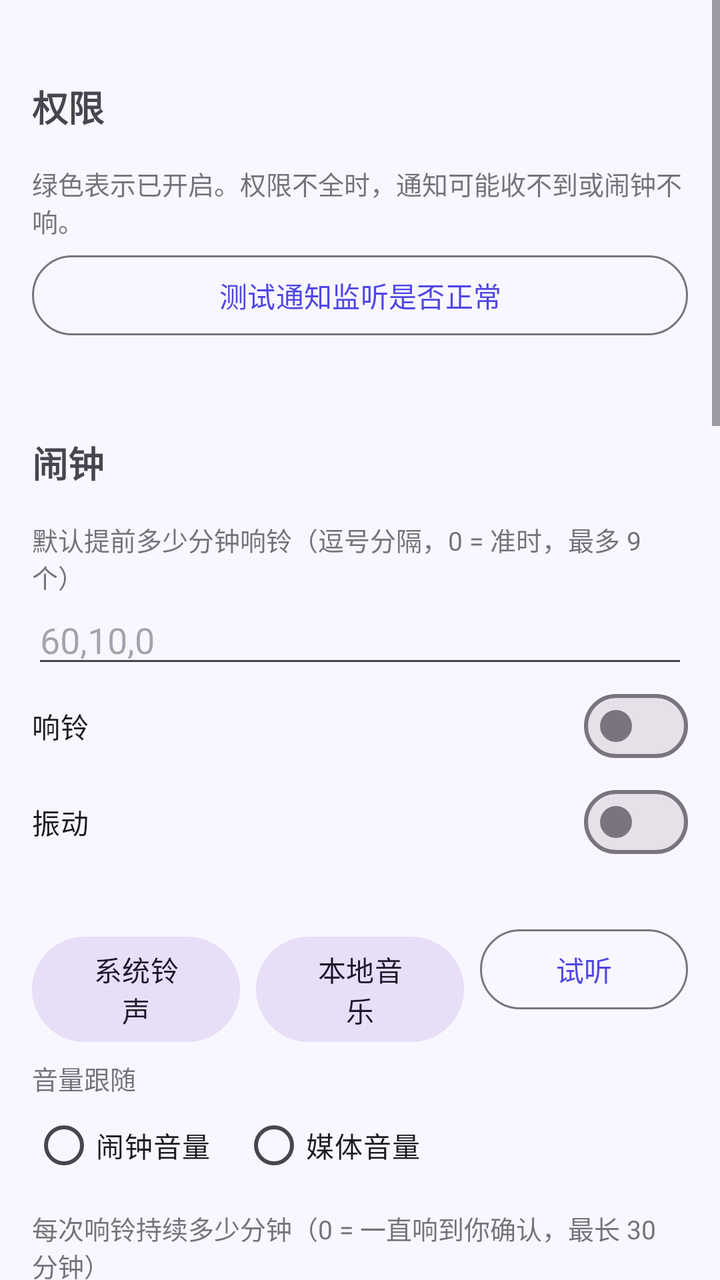
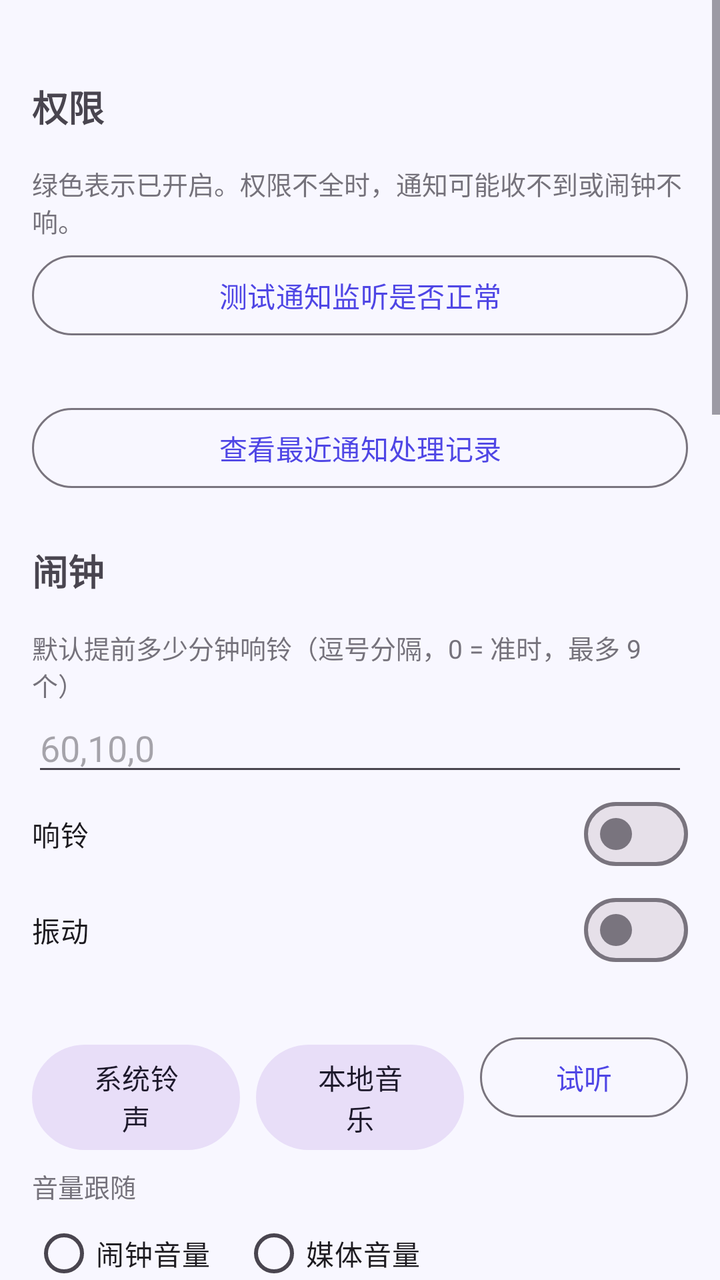

Screens rendered from an Android XML layout before and after an edit, with the pre-edit source and the edit as a unified diff.
<!-- AndroidManifest.xml: activity theme Theme.NotiAlarm.Settings -->
<!-- res/layout/activity_settings.xml -->
<?xml version="1.0" encoding="utf-8"?>
<ScrollView xmlns:android="http://schemas.android.com/apk/res/android"
    android:layout_width="match_parent"
    android:layout_height="match_parent">

    <LinearLayout
        android:layout_width="match_parent"
        android:layout_height="wrap_content"
        android:orientation="vertical"
        android:padding="16dp">

        <TextView
            style="@style/SectionTitle"
            android:text="权限" />

        <TextView
            style="@style/FieldLabel"
            android:text="绿色表示已开启。权限不全时，通知可能收不到或闹钟不响。" />

        <LinearLayout
            android:id="@+id/permContainer"
            android:layout_width="match_parent"
            android:layout_height="wrap_content"
            android:orientation="vertical" />

        <Button
            android:id="@+id/btnTestListener"
            style="@style/Widget.Material3.Button.OutlinedButton"
            android:layout_width="match_parent"
            android:layout_height="wrap_content"
            android:layout_marginTop="4dp"
            android:text="测试通知监听是否正常" />

        <TextView
            android:id="@+id/tvDiag"
            android:layout_width="match_parent"
            android:layout_height="wrap_content"
            android:layout_marginTop="6dp"
            android:lineSpacingExtra="2dp"
            android:textIsSelectable="true"
            android:textSize="12sp" />

        <TextView
            style="@style/SectionTitle"
            android:text="闹钟" />

        <TextView style="@style/FieldLabel" android:text="默认提前多少分钟响铃（逗号分隔，0 = 准时，最多 9 个）" />

        <EditText
            android:id="@+id/etOffsets"
            android:layout_width="match_parent"
            android:layout_height="wrap_content"
            android:hint="60,10,0"
            android:inputType="text" />

        <com.google.android.material.materialswitch.MaterialSwitch
            android:id="@+id/swSound"
            android:layout_width="match_parent"
            android:layout_height="wrap_content"
            android:text="响铃" />

        <com.google.android.material.materialswitch.MaterialSwitch
            android:id="@+id/swVibrate"
            android:layout_width="match_parent"
            android:layout_height="wrap_content"
            android:text="振动" />

        <TextView
            android:id="@+id/tvSound"
            style="@style/FieldLabel" />

        <LinearLayout
            android:layout_width="match_parent"
            android:layout_height="wrap_content"
            android:orientation="horizontal">

            <Button
                android:id="@+id/btnPickRingtone"
                style="@style/Widget.Material3.Button.TonalButton"
                android:layout_width="0dp"
                android:layout_height="wrap_content"
                android:layout_weight="1"
                android:text="系统铃声" />

            <Button
                android:id="@+id/btnPickMusic"
                style="@style/Widget.Material3.Button.TonalButton"
                android:layout_width="0dp"
                android:layout_height="wrap_content"
                android:layout_marginStart="8dp"
                android:layout_weight="1"
                android:text="本地音乐" />

            <Button
                android:id="@+id/btnPreview"
                style="@style/Widget.Material3.Button.OutlinedButton"
                android:layout_width="0dp"
                android:layout_height="wrap_content"
                android:layout_marginStart="8dp"
                android:layout_weight="1"
                android:text="试听" />
        </LinearLayout>

        <TextView style="@style/FieldLabel" android:text="音量跟随" />

        <RadioGroup
            android:id="@+id/rgVolume"
            android:layout_width="match_parent"
            android:layout_height="wrap_content"
            android:orientation="horizontal">

            <RadioButton
                android:id="@+id/rbAlarmVolume"
                android:layout_width="wrap_content"
                android:layout_height="wrap_content"
                android:text="闹钟音量" />

            <RadioButton
                android:id="@+id/rbMediaVolume"
                android:layout_width="wrap_content"
                android:layout_height="wrap_content"
                android:layout_marginStart="16dp"
                android:text="媒体音量" />
        </RadioGroup>

        <TextView style="@style/FieldLabel" android:text="每次响铃持续多少分钟（0 = 一直响到你确认，最长 30 分钟）" />

        <EditText
            android:id="@+id/etRingMinutes"
            android:layout_width="match_parent"
            android:layout_height="wrap_content"
            android:inputType="number" />

        <TextView style="@style/FieldLabel" android:text="弹窗里的延后选项（分钟，逗号分隔；弹窗里还可以自定义）" />

        <EditText
            android:id="@+id/etSnooze"
            android:layout_width="match_parent"
            android:layout_height="wrap_content"
            android:hint="5,10,30,60"
            android:inputType="text" />

        <TextView
            style="@style/SectionTitle"
            android:text="免打扰" />

        <com.google.android.material.materialswitch.MaterialSwitch
            android:id="@+id/swQuiet"
            android:layout_width="match_parent"
            android:layout_height="wrap_content"
            android:text="开启免打扰时段" />

        <LinearLayout
            android:layout_width="match_parent"
            android:layout_height="wrap_content"
            android:orientation="horizontal">

            <Button
                android:id="@+id/btnQuietStart"
                style="@style/Widget.Material3.Button.OutlinedButton"
                android:layout_width="0dp"
                android:layout_height="wrap_content"
                android:layout_weight="1" />

            <Button
                android:id="@+id/btnQuietEnd"
                style="@style/Widget.Material3.Button.OutlinedButton"
                android:layout_width="0dp"
                android:layout_height="wrap_content"
                android:layout_marginStart="8dp"
                android:layout_weight="1" />
        </LinearLayout>

        <TextView
            style="@style/FieldLabel"
            android:text="落在免打扰时段里的提前提醒：如果时段结束时事件还没开始，改到时段结束时响；如果事件本身就在时段里（比如早上 6 点出发），改到时段开始前（睡前）响。" />

        <com.google.android.material.materialswitch.MaterialSwitch
            android:id="@+id/swQuietKeep"
            android:layout_width="match_parent"
            android:layout_height="wrap_content"
            android:text="事件在免打扰时段里时，“准时”那次仍然响" />

        <TextView
            style="@style/SectionTitle"
            android:text="识别方式" />

        <RadioGroup
            android:id="@+id/rgMode"
            android:layout_width="match_parent"
            android:layout_height="wrap_content">

            <RadioButton
                android:id="@+id/rbHybrid"
                android:layout_width="match_parent"
                android:layout_height="wrap_content"
                android:text="规则优先，识别不了再问大模型（推荐）" />

            <RadioButton
                android:id="@+id/rbLlm"
                android:layout_width="match_parent"
                android:layout_height="wrap_content"
                android:text="大模型优先（更准，更费钱）" />

            <RadioButton
                android:id="@+id/rbRule"
                android:layout_width="match_parent"
                android:layout_height="wrap_content"
                android:text="只用本地规则（离线、免费）" />
        </RadioGroup>

        <TextView
            style="@style/FieldLabel"
            android:text="大模型接口（OpenAI 兼容格式，DeepSeek / 通义千问 / Kimi / 智谱都可以）。只有像是含时间的消息才会发过去。" />

        <EditText
            android:id="@+id/etUrl"
            android:layout_width="match_parent"
            android:layout_height="wrap_content"
            android:hint="https://api.deepseek.com"
            android:inputType="textUri" />

        <EditText
            android:id="@+id/etKey"
            android:layout_width="match_parent"
            android:layout_height="wrap_content"
            android:hint="API Key（sk-…）"
            android:inputType="textPassword" />

        <EditText
            android:id="@+id/etModel"
            android:layout_width="match_parent"
            android:layout_height="wrap_content"
            android:hint="模型名，如 deepseek-chat"
            android:inputType="text" />

        <Button
            android:id="@+id/btnTestLlm"
            style="@style/Widget.Material3.Button.OutlinedButton"
            android:layout_width="wrap_content"
            android:layout_height="wrap_content"
            android:text="测试大模型" />

        <TextView
            style="@style/SectionTitle"
            android:text="黑名单" />

        <TextView
            style="@style/FieldLabel"
            android:text="命中黑名单的通知不会出现在提醒列表里。可以按群聊名称、关键词（正文里包含就算），或按 App 包名屏蔽。" />

        <Spinner
            android:id="@+id/spBlackType"
            android:layout_width="match_parent"
            android:layout_height="wrap_content" />

        <EditText
            android:id="@+id/etBlackValue"
            android:layout_width="match_parent"
            android:layout_height="wrap_content"
            android:hint="群聊名称 / 关键词 / App 包名"
            android:inputType="text" />

        <Button
            android:id="@+id/btnAddBlack"
            style="@style/Widget.Material3.Button.TonalButton"
            android:layout_width="wrap_content"
            android:layout_height="wrap_content"
            android:text="添加黑名单" />

        <TextView
            android:id="@+id/blackStatus"
            android:layout_width="match_parent"
            android:layout_height="wrap_content"
            android:alpha="0.7"
            android:text="还没有黑名单规则"
            android:textSize="12sp" />

        <LinearLayout
            android:id="@+id/blackContainer"
            android:layout_width="match_parent"
            android:layout_height="wrap_content"
            android:orientation="vertical" />

        <TextView
            style="@style/SectionTitle"
            android:text="监听的 App" />

        <com.google.android.material.materialswitch.MaterialSwitch
            android:id="@+id/swMonitorAll"
            android:layout_width="match_parent"
            android:layout_height="wrap_content"
            android:text="监听所有 App（不限于下面勾选的）" />

        <TextView
            android:id="@+id/appsStatus"
            android:layout_width="match_parent"
            android:layout_height="wrap_content"
            android:text="正在读取已安装的 App…" />

        <LinearLayout
            android:id="@+id/appsContainer"
            android:layout_width="match_parent"
            android:layout_height="wrap_content"
            android:orientation="vertical" />

        <Button
            android:id="@+id/btnSave"
            android:layout_width="match_parent"
            android:layout_height="wrap_content"
            android:layout_marginTop="16dp"
            android:text="保存" />
    </LinearLayout>
</ScrollView>
<!-- resources referenced by this layout -->
<resources>
  <style name="FieldLabel">
          <item name="android:layout_width">match_parent</item>
          <item name="android:layout_height">wrap_content</item>
          <item name="android:layout_marginTop">8dp</item>
          <item name="android:alpha">0.75</item>
          <item name="android:textSize">13sp</item>
      </style>
  <style name="SectionTitle">
          <item name="android:layout_width">match_parent</item>
          <item name="android:layout_height">wrap_content</item>
          <item name="android:layout_marginTop">24dp</item>
          <item name="android:layout_marginBottom">8dp</item>
          <item name="android:textSize">18sp</item>
          <item name="android:textStyle">bold</item>
      </style>
  <style name="Theme.NotiAlarm.Settings" parent="Theme.Material3.Light">
          <item name="colorPrimary">@color/brand_primary</item>
          <item name="colorOnPrimary">@color/brand_on_primary</item>
          <item name="colorPrimaryContainer">@color/brand_container</item>
          <item name="colorOnPrimaryContainer">@color/brand_on_container</item>
          <item name="android:colorBackground">@color/app_background</item>
          <item name="colorSurface">@color/app_background</item>
          <item name="android:statusBarColor">@color/app_background</item>
          <item name="android:windowLightStatusBar">true</item>
          <item name="actionBarStyle">@style/SettingsActionBar</item>
      </style>
  <color name="brand_primary">#4F46E5</color>
  <color name="brand_on_primary">#FFFFFFFF</color>
  <color name="brand_container">#FFE8E7FF</color>
  <color name="brand_on_container">#FF17134F</color>
  <color name="app_background">#FFF8F7FF</color>
  <style name="SettingsActionBar" parent="Widget.MaterialComponents.ActionBar.Solid">
          <item name="background">@color/app_background</item>
          <item name="elevation">0dp</item>
          <item name="titleTextStyle">@style/SettingsActionBarTitle</item>
      </style>
  <style name="SettingsActionBarTitle" parent="TextAppearance.Material3.TitleLarge">
          <item name="android:textColor">@color/app_text</item>
          <item name="android:textSize">20sp</item>
          <item name="android:textStyle">bold</item>
      </style>
  <color name="app_text">#FF1B1B24</color>
</resources>

<!-- the commit's change to res/layout/activity_settings.xml (unified diff, before → after) -->
@@ -40,6 +40,14 @@
             android:textIsSelectable="true"
             android:textSize="12sp" />
 
+        <Button
+            android:id="@+id/btnAttempts"
+            style="@style/Widget.Material3.Button.OutlinedButton"
+            android:layout_width="match_parent"
+            android:layout_height="wrap_content"
+            android:layout_marginTop="6dp"
+            android:text="查看最近通知处理记录" />
+
         <TextView
             style="@style/SectionTitle"
             android:text="闹钟" />
